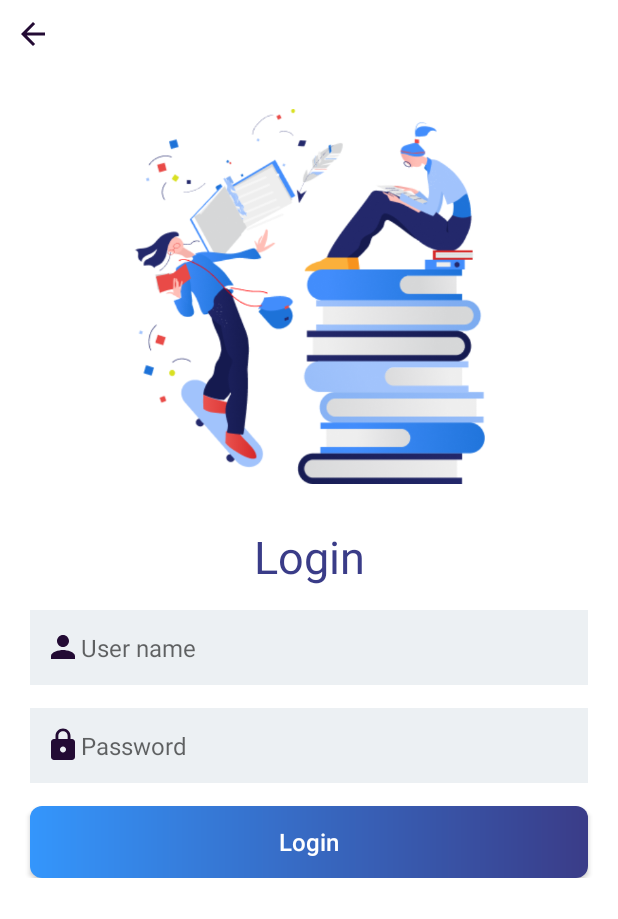
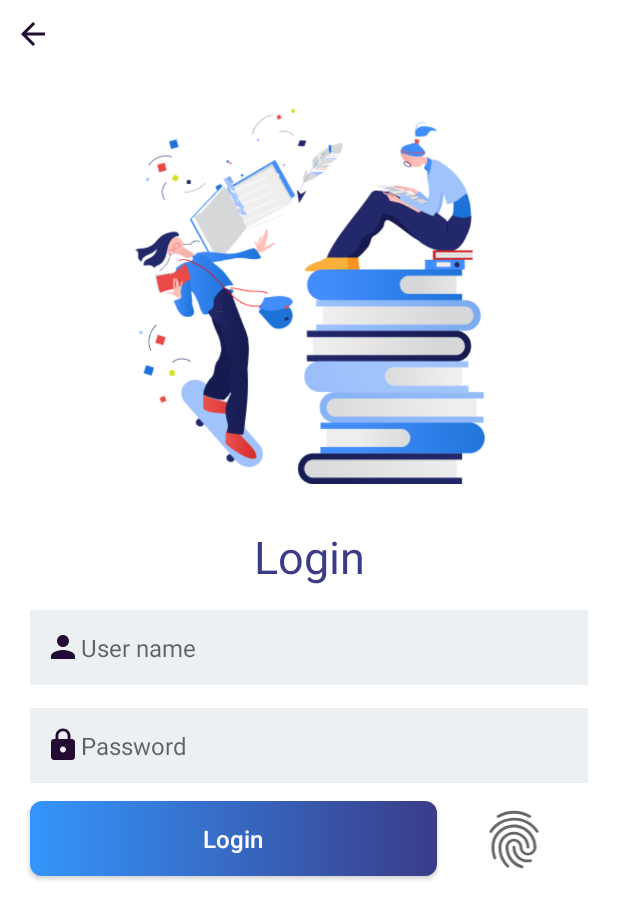
Before and after one commit to Ngoc-Anh12/AppTestOnline, an Android app: the LoginActivity screen opened directly, with no data from a screen before it, after a tap on "Login", on a phone screen of 412 x 824 dp. Shown: the top 919 px of the screen. Run offline under Robolectric (Android 15) with nearby library versions, the phone set to English and light mode, and no system bars; 1 statement that could not run was skipped.

Commit message:
fingerprint

```diff
--- a/app/build.gradle
+++ b/app/build.gradle
@@ -62,4 +62,8 @@ dependencies {
 //
 //    implementation project(':commonlib')
 //    implementation project(':mobilertc')
+    //biometric
+    implementation "androidx.biometric:biometric:1.1.0"
+    implementation 'androidx.biometric:biometric:1.0.0-rc01'
+
 }
--- a/app/src/main/java/com/example/test/login/LoginActivity.java
+++ b/app/src/main/java/com/example/test/login/LoginActivity.java
@@ -1,15 +1,19 @@
 package com.example.test.login;
-
-import androidx.appcompat.app.AppCompatActivity;
-import androidx.appcompat.widget.AppCompatButton;
 
 import android.content.Intent;
 import android.os.Bundle;
-import android.util.Log;
 import android.view.View;
 import android.widget.EditText;
 import android.widget.ImageView;
 import android.widget.ProgressBar;
+import android.widget.TextView;
+import android.widget.Toast;
+
+import androidx.annotation.NonNull;
+import androidx.appcompat.app.AppCompatActivity;
+import androidx.appcompat.widget.AppCompatButton;
+import androidx.biometric.BiometricPrompt;
+import androidx.core.content.ContextCompat;
 
 import com.example.test.R;
 import com.example.test.core.retrofit.ApiClient;
@@ -21,21 +25,26 @@ import com.example.test.model.UserInfo;
 import com.example.test.utils.AppData;
 import com.example.test.utils.DataServices;
 
-import java.util.List;
+import java.util.concurrent.Executor;
 
 import retrofit2.Call;
 import retrofit2.Callback;
 import retrofit2.Response;
 
 public class LoginActivity extends AppCompatActivity {
-    ImageView imageButtonBack;
+    ImageView imageButtonBack, fingerprint;
     AppCompatButton btnLogin;
+    TextView noiceFinger;
+
     private EditText edit_text_username,edit_text_pass;
     private User user;
     final RequestApi requestAPI = ApiClient.getClient().create(RequestApi.class);
     boolean iCheck = false;
     boolean btnLoginCheck = false;
     ProgressBar progressBar;
+    private androidx.biometric.BiometricPrompt biometricPrompt;
+    private androidx.biometric.BiometricPrompt.PromptInfo promptInfo;
+    private Executor executor;
 
     @Override
     protected void onCreate(Bundle savedInstanceState) {
@@ -47,6 +56,54 @@ public class LoginActivity extends AppCompatActivity {
         handle();
         progressBar.setVisibility(View.VISIBLE);
 
+        executor = ContextCompat.getMainExecutor(this);
+
+        biometricPrompt = new BiometricPrompt(LoginActivity.this, executor, new BiometricPrompt.AuthenticationCallback() {
+            @Override
+            public void onAuthenticationError(int errorCode, @NonNull CharSequence errString) {
+
+                super.onAuthenticationError(errorCode, errString);
+                noiceFinger.setText("Authentication error:" + errString);
+                Toast.makeText(LoginActivity.this, "Authentication" + errString, Toast.LENGTH_SHORT).show();
+
+            }
+
+            @Override
+            public void onAuthenticationSucceeded(@NonNull BiometricPrompt.AuthenticationResult result) {
+
+                super.onAuthenticationSucceeded(result);
+                noiceFinger.setText("Authentication succeed ...!");
+                Toast.makeText(LoginActivity.this,"Authentication succeed ...!",Toast.LENGTH_SHORT).show();
+                Intent intent = new Intent(LoginActivity.this, HomeActivity.class);
+                intent.addFlags(Intent.FLAG_ACTIVITY_CLEAR_TASK|Intent.FLAG_ACTIVITY_NEW_TASK);
+                startActivity(intent);
+
+            }
+
+            @Override
+            public void onAuthenticationFailed() {
+
+                super.onAuthenticationFailed();
+                noiceFinger.setText("Authentication Failed ...!");
+                Toast.makeText(LoginActivity.this,"Authentication Failed ...!",Toast.LENGTH_SHORT).show();
+
+            }
+        });
+        promptInfo= new BiometricPrompt.PromptInfo.Builder()
+            .setTitle("Biometric")
+            .setSubtitle("")
+            .setDescription("")
+            .setNegativeButtonText("Cancel")
+            .build();
+
+        fingerprint.setOnClickListener(new View.OnClickListener() {
+            @Override
+            public void onClick(View v) {
+
+                biometricPrompt.authenticate(promptInfo);
+
+            }
+        });
     }
 
     void checkFieldForEmpty() {
@@ -88,6 +145,8 @@ public class LoginActivity extends AppCompatActivity {
         edit_text_username = (EditText) findViewById(R.id.edit_text_username);
         edit_text_pass = (EditText) findViewById(R.id.edit_text_pass);
         progressBar = findViewById(R.id.progress_bar);
+        fingerprint = findViewById(R.id.fingerprint);
+        noiceFinger = findViewById(R.id.noticeFinger);
     }
     private void handleLogin (){
         user = new User();
@@ -120,6 +179,8 @@ public class LoginActivity extends AppCompatActivity {
        });
     }
 
+
+
     @Override
     public void onBackPressed() {
         super.onBackPressed();
--- a/app/src/main/res/layout/activity_login.xml
+++ b/app/src/main/res/layout/activity_login.xml
@@ -8,7 +8,7 @@
 
     <androidx.constraintlayout.widget.ConstraintLayout
         android:layout_width="match_parent"
-        android:layout_height="match_parent">
+        android:layout_height="wrap_content">
 
         <include
             android:id="@+id/layout_header"
@@ -72,19 +72,20 @@
 
         <androidx.appcompat.widget.AppCompatButton
             android:id="@+id/btn_login"
-            android:textSize="@dimen/normal_text_view_size"
+            android:layout_width="271dp"
+            android:layout_height="50dp"
+            android:layout_marginLeft="@dimen/margin_left_normal"
+            android:layout_marginTop="12dp"
+            android:layout_marginRight="@dimen/margin_right_normal"
+            android:background="@drawable/btn_gradient"
+            android:text="@string/login_title"
             android:textAllCaps="false"
             android:textColor="@color/white"
-            android:text="@string/login_title"
-            android:background="@drawable/btn_gradient"
-            android:layout_marginTop="@dimen/margin_top_small"
-            android:layout_marginRight="@dimen/margin_right_normal"
-            android:layout_marginLeft="@dimen/margin_left_normal"
+            android:textSize="@dimen/normal_text_view_size"
             app:layout_constraintEnd_toEndOf="parent"
+            app:layout_constraintHorizontal_bias="0.0"
             app:layout_constraintStart_toStartOf="parent"
-            app:layout_constraintTop_toBottomOf="@id/edit_text_pass"
-            android:layout_width="match_parent"
-            android:layout_height="wrap_content"/>
+            app:layout_constraintTop_toBottomOf="@id/edit_text_pass" />
 
         <ProgressBar
             android:id="@+id/progress_bar"
@@ -95,6 +96,30 @@
             app:layout_constraintTop_toTopOf="parent"
             android:layout_width="wrap_content"
             android:layout_height="wrap_content"/>
+
+        <ImageView
+            android:id="@+id/fingerprint"
+            android:layout_width="52dp"
+            android:layout_height="46dp"
+            app:layout_constraintBottom_toBottomOf="parent"
+            app:layout_constraintEnd_toEndOf="parent"
+            app:layout_constraintHorizontal_bias="0.367"
+            app:layout_constraintStart_toEndOf="@+id/btn_login"
+            app:layout_constraintTop_toBottomOf="@+id/edit_text_pass"
+            app:layout_constraintVertical_bias="0.214"
+            app:srcCompat="?android:attr/fingerprintAuthDrawable"
+            android:contentDescription="TODO"
+            tools:targetApi="m" />
+
+        <TextView
+            android:id="@+id/noticeFinger"
+            android:layout_width="259dp"
+            android:layout_height="53dp"
+            app:layout_constraintBottom_toBottomOf="parent"
+            app:layout_constraintEnd_toEndOf="parent"
+            app:layout_constraintStart_toStartOf="parent"
+            app:layout_constraintTop_toBottomOf="@+id/btn_login"
+            app:layout_constraintVertical_bias="0.0" />
     </androidx.constraintlayout.widget.ConstraintLayout>
 
 </ScrollView>
```
Also changed, not shown: app/src/main/java/com/example/test/utils/AppData.java (+1 -1 lines).
